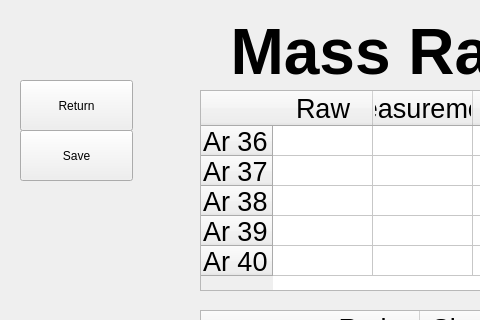
Qt form UI/MassRatio.ui (AndrewLiu0725/pyADR) before a commit; both pictures show x 0 to 480 and y 110 to 430 of the 800 by 697 pixel window.
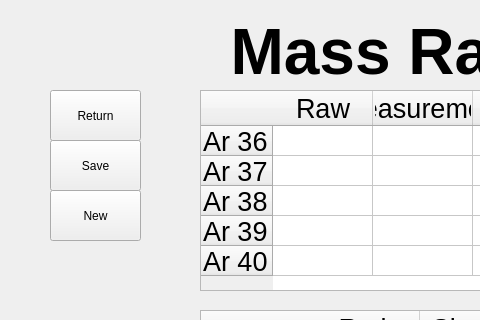
The same form after that commit.

```diff
--- a/UI/MassRatio.ui
+++ b/UI/MassRatio.ui
@@ -14,19 +14,6 @@
    <string>MainWindow</string>
   </property>
   <widget class="QWidget" name="centralwidget">
-   <widget class="QPushButton" name="return_2">
-    <property name="geometry">
-     <rect>
-      <x>20</x>
-      <y>190</y>
-      <width>113</width>
-      <height>51</height>
-     </rect>
-    </property>
-    <property name="text">
-     <string>Return</string>
-    </property>
-   </widget>
    <widget class="QTableWidget" name="RatioTable">
     <property name="geometry">
      <rect>
@@ -170,19 +157,6 @@
      <string>&lt;html&gt;&lt;head/&gt;&lt;body&gt;&lt;p align=&quot;center&quot;&gt;&lt;span style=&quot; font-size:48pt; font-weight:600;&quot;&gt;Mass Ratio&lt;/span&gt;&lt;/p&gt;&lt;/body&gt;&lt;/html&gt;</string>
     </property>
    </widget>
-   <widget class="QPushButton" name="save">
-    <property name="geometry">
-     <rect>
-      <x>20</x>
-      <y>240</y>
-      <width>113</width>
-      <height>51</height>
-     </rect>
-    </property>
-    <property name="text">
-     <string>Save</string>
-    </property>
-   </widget>
    <widget class="QTableWidget" name="ValueTable">
     <property name="geometry">
      <rect>
@@ -423,6 +397,45 @@
      </property>
     </item>
    </widget>
+   <widget class="QPushButton" name="return_2">
+    <property name="geometry">
+     <rect>
+      <x>50</x>
+      <y>200</y>
+      <width>91</width>
+      <height>51</height>
+     </rect>
+    </property>
+    <property name="text">
+     <string>Return</string>
+    </property>
+   </widget>
+   <widget class="QPushButton" name="save">
+    <property name="geometry">
+     <rect>
+      <x>50</x>
+      <y>250</y>
+      <width>91</width>
+      <height>51</height>
+     </rect>
+    </property>
+    <property name="text">
+     <string>Save</string>
+    </property>
+   </widget>
+   <widget class="QPushButton" name="new_2">
+    <property name="geometry">
+     <rect>
+      <x>50</x>
+      <y>300</y>
+      <width>91</width>
+      <height>51</height>
+     </rect>
+    </property>
+    <property name="text">
+     <string>New</string>
+    </property>
+   </widget>
   </widget>
   <widget class="QMenuBar" name="menubar">
    <property name="geometry">
```
